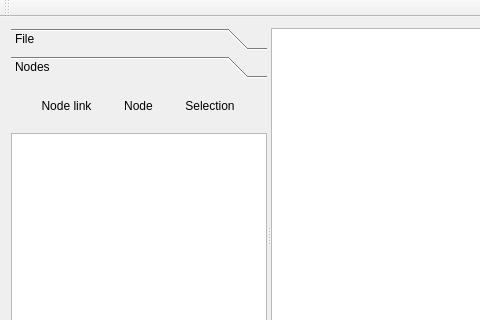
Old version of the form mainwindow.ui in the repository hmartinet/ddesigner; both pictures show x 0 to 480 and y 0 to 320 of the 645 by 475 pixel window.
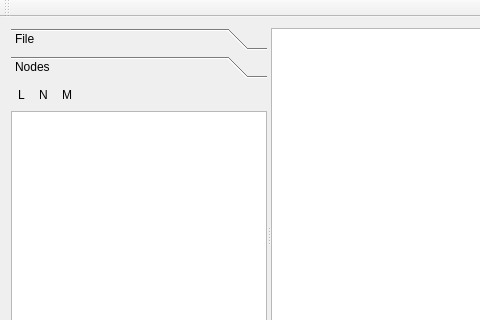
New version of the form. The open tabs and pages were chosen to show the change. Custom widgets are drawn as their Qt base class.

Commit message: Better UI and node under cursor for add mode

```diff
--- a/mainwindow.ui
+++ b/mainwindow.ui
@@ -11,7 +11,7 @@
    </rect>
   </property>
   <widget class="QWidget" name="centralWidget">
-   <layout class="QVBoxLayout" name="verticalLayout_2">
+   <layout class="QHBoxLayout" name="horizontalLayout">
     <item>
      <widget class="QSplitter" name="splitter">
       <property name="orientation">
@@ -24,6 +24,12 @@
          <height>400</height>
         </size>
        </property>
+       <property name="frameShape">
+        <enum>QFrame::NoFrame</enum>
+       </property>
+       <property name="frameShadow">
+        <enum>QFrame::Plain</enum>
+       </property>
        <property name="currentIndex">
         <number>1</number>
        </property>
@@ -57,28 +63,24 @@
           <number>0</number>
          </property>
          <item>
-          <widget class="QWidget" name="widget_2" native="true">
-           <layout class="QGridLayout" name="gridLayout">
-            <item row="0" column="1">
-             <widget class="QToolButton" name="nodeLinkButton">
-              <property name="text">
-               <string>Node link</string>
-              </property>
-              <property name="checkable">
-               <bool>true</bool>
-              </property>
-              <property name="autoExclusive">
-               <bool>true</bool>
-              </property>
-              <property name="autoRaise">
-               <bool>true</bool>
-              </property>
-             </widget>
-            </item>
+          <widget class="QWidget" name="toolsWidget" native="true">
+           <property name="sizePolicy">
+            <sizepolicy hsizetype="Preferred" vsizetype="Preferred">
+             <horstretch>1</horstretch>
+             <verstretch>0</verstretch>
+            </sizepolicy>
+           </property>
+           <layout class="QGridLayout" name="gridLayout" rowstretch="0">
+            <property name="margin">
+             <number>0</number>
+            </property>
+            <property name="spacing">
+             <number>0</number>
+            </property>
             <item row="0" column="2">
              <widget class="QToolButton" name="nodeButton">
               <property name="text">
-               <string>Node</string>
+               <string>N</string>
               </property>
               <property name="checkable">
                <bool>true</bool>
@@ -91,10 +93,26 @@
               </property>
              </widget>
             </item>
-            <item row="0" column="3">
-             <widget class="QToolButton" name="selectionButton">
+            <item row="0" column="1">
+             <widget class="QToolButton" name="nodeLinkToolButton">
               <property name="text">
-               <string>Selection</string>
+               <string>L</string>
+              </property>
+              <property name="checkable">
+               <bool>true</bool>
+              </property>
+              <property name="autoExclusive">
+               <bool>true</bool>
+              </property>
+              <property name="autoRaise">
+               <bool>true</bool>
+              </property>
+             </widget>
+            </item>
+            <item row="0" column="3" alignment="Qt::AlignLeft">
+             <widget class="QToolButton" name="moveToolButton">
+              <property name="text">
+               <string>M</string>
               </property>
               <property name="checkable">
                <bool>true</bool>
@@ -111,10 +129,22 @@
           </widget>
          </item>
          <item>
-          <widget class="NodeTypeListWidget" name="nodeTypeListWidget">
-           <property name="viewMode">
-            <enum>QListView::ListMode</enum>
-           </property>
+          <widget class="OptionsStackedWidget" name="optionsWidget">
+           <widget class="QWidget" name="selectionOptions"/>
+           <widget class="QWidget" name="nodeOptions">
+            <layout class="QVBoxLayout" name="verticalLayout_3">
+             <property name="margin">
+              <number>0</number>
+             </property>
+             <item>
+              <widget class="NodeTypeListWidget" name="nodeTypeListWidget">
+               <property name="viewMode">
+                <enum>QListView::ListMode</enum>
+               </property>
+              </widget>
+             </item>
+            </layout>
+           </widget>
           </widget>
          </item>
         </layout>
@@ -154,18 +184,21 @@
  </widget>
  <layoutdefault spacing="6" margin="11"/>
  <customwidgets>
-  <customwidget>
-   <class>NodeTypeListWidget</class>
-   <extends>QListWidget</extends>
-   <header>nodetype/nodetypelistwidget.h</header>
-   <slots>
-    <slot>createAction(QListWidgetItem*)</slot>
-   </slots>
-  </customwidget>
   <customwidget>
    <class>DiagramView</class>
    <extends>QGraphicsView</extends>
    <header>diagram/diagramview.h</header>
+  </customwidget>
+  <customwidget>
+   <class>NodeTypeListWidget</class>
+   <extends>QListWidget</extends>
+   <header>nodetype/nodetypelistwidget.h</header>
+  </customwidget>
+  <customwidget>
+   <class>OptionsStackedWidget</class>
+   <extends>QStackedWidget</extends>
+   <header>nodetype/optionsstackedwidget.h</header>
+   <container>1</container>
    <slots>
     <slot>createAction(QListWidgetItem*)</slot>
     <slot>setSelectionMode()</slot>
```
Left out of the diff: 44 changed lines with no effect on the pictures. The commit also changes 18 other files.
